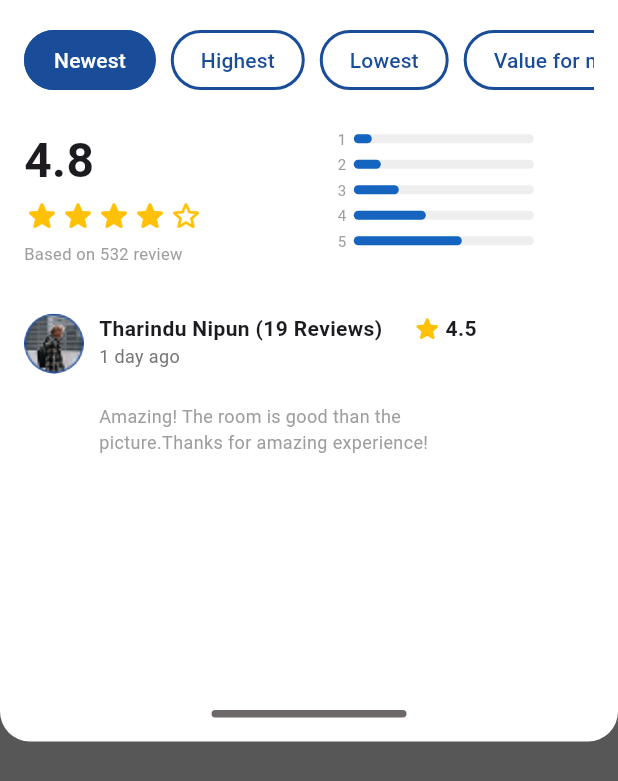
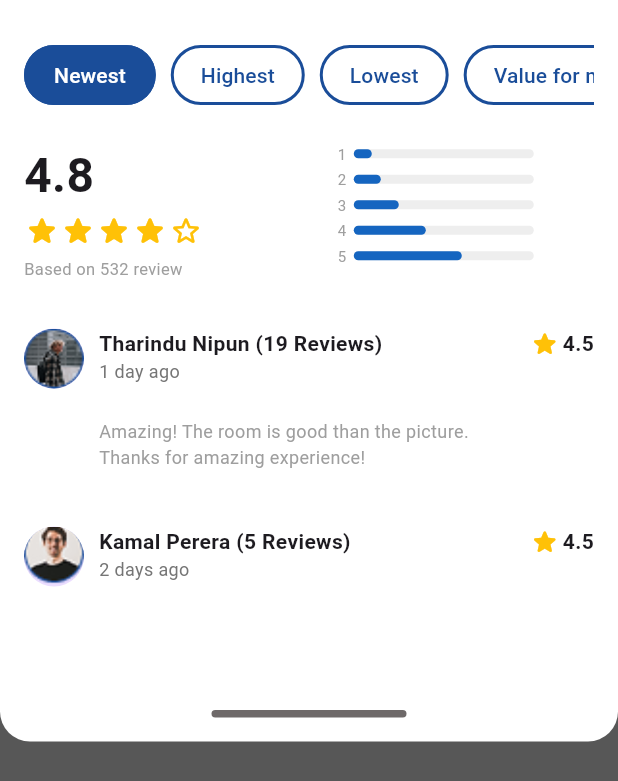
Before and after one commit to MalithKeerthisinghe/hostel-management-mirissa, a Flutter app: the screen it shows after launch, after a tap on "Rating Sheet (Top)", on a phone screen of 412 x 824 dp. Shown: the top 781 px of the screen. Run offline on Flutter 3.47's test engine with Material 3 defaults, Android fonts, the light colour scheme and no system bars; our stand-ins replace flutter_animate, google_fonts, shared_preferences.

Commit message:
issues fixed in rating sheet

```diff
--- a/hostel_management/lib/Widgets/RatingSheet/ratingSheet.dart
+++ b/hostel_management/lib/Widgets/RatingSheet/ratingSheet.dart
@@ -10,8 +10,8 @@ class RatingSheetTop extends StatefulWidget {
         pageBuilder:
             (context, animation, secondaryAnimation) => const RatingSheetTop(),
         transitionsBuilder: (context, animation, secondaryAnimation, child) {
-          const begin = Offset(0.0, -1.0); // Start from the top
-          const end = Offset.zero; // End at the original position
+          const begin = Offset(0.0, -1.0);
+          const end = Offset.zero;
           const curve = Curves.ease;
 
           var tween = Tween(
@@ -29,67 +29,175 @@ class RatingSheetTop extends StatefulWidget {
   }
 
   @override
-  // ignore: library_private_types_in_public_api
-  _RatingSheetTopState createState() => _RatingSheetTopState();
+  State<RatingSheetTop> createState() => _RatingSheetTopState();
+}
+
+/// ---------------- Review Model ----------------
+class Review {
+  final String userName;
+  final String avatarPath;
+  final String date;
+  final String text;
+  final double rating;
+  final int reviewCount;
+
+  Review({
+    required this.userName,
+    required this.avatarPath,
+    required this.date,
+    required this.text,
+    required this.rating,
+    required this.reviewCount,
+  });
 }
 
 class _RatingSheetTopState extends State<RatingSheetTop> {
-  // We'll manage the selected filter here
+  // fraction of screen height the sheet currently uses (0.0 .. 1.0)
+  double _sheetHeightFraction = 0.6; // start at 60%
+  final double _minFraction = 0.4;
+  final double _snapToFullThreshold = 0.85;
+
+  // used to track a drag
+  double _dragStartGlobalY = 0.0;
+  double _dragStartFraction = 0.6;
+
   String _selectedFilter = 'Newest';
+  final ScrollController _scrollController = ScrollController();
+
+  // Sample reviews
+  final List<Review> _reviews = [
+    Review(
+      userName: "Tharindu Nipun",
+      avatarPath: "assets/Profile1.png",
+      date: "1 day ago",
+      text:
+          "Amazing! The room is good than the picture. Thanks for amazing experience!",
+      rating: 4.5,
+      reviewCount: 19,
+    ),
+    Review(
+      userName: "Kamal Perera",
+      avatarPath: "assets/Profile3.png",
+      date: "2 days ago",
+      text:
+          "Amazing! The room is good than the picture. Thanks for amazing experience!",
+      rating: 4.5,
+      reviewCount: 5,
+    ),
+    Review(
+      userName: "Nidarshna",
+      avatarPath: "assets/Profile4.png",
+      date: "4 days ago",
+      text:
+          "Amazing! The room is good than the picture. Thanks for amazing experience!",
+      rating: 3.5,
+      reviewCount: 29,
+    ),
+    Review(
+      userName: "Devindi Perera",
+      avatarPath: "assets/Profile5.png",
+      date: "6 days ago",
+      text:
+          "Amazing! The room is good than the picture. Thanks for amazing experience!",
+      rating: 4.5,
+      reviewCount: 5,
+    ),
+  ];
+
+  bool get _isExpanded => _sheetHeightFraction >= 1.0 - 0.0001;
+
+  @override
+  void dispose() {
+    _scrollController.dispose();
+    super.dispose();
+  }
+
+  void _onHandleDragStart(DragStartDetails details) {
+    _dragStartGlobalY = details.globalPosition.dy;
+    _dragStartFraction = _sheetHeightFraction;
+  }
+
+  void _onHandleDragUpdate(DragUpdateDetails details, double screenHeight) {
+    final double currentGlobalY = details.globalPosition.dy;
+    final double delta = currentGlobalY - _dragStartGlobalY; // + if moving down
+    final double newFraction = (_dragStartFraction + delta / screenHeight)
+        .clamp(_minFraction, 1.0);
+    setState(() {
+      _sheetHeightFraction = newFraction;
+    });
+  }
+
+  void _onHandleDragEnd(DragEndDetails details) {
+    final v = details.primaryVelocity ?? 0.0;
+
+    // Fast swipe up: dismiss immediately
+    if (v < -700) {
+      Navigator.of(context).pop();
+      return;
+    }
+
+    // Fast swipe down: go full
+    if (v > 700) {
+      setState(() => _sheetHeightFraction = 1.0);
+      return;
+    }
+
+    // Otherwise snap by position
+    if (_sheetHeightFraction >= _snapToFullThreshold) {
+      setState(() => _sheetHeightFraction = 1.0);
+    } else {
+      setState(() => _sheetHeightFraction = 0.6);
+    }
+  }
 
   @override
   Widget build(BuildContext context) {
+    final screenHeight = MediaQuery.of(context).size.height;
+
     return Scaffold(
-      backgroundColor: Colors.black54, // Semi-transparent background
+      backgroundColor: Colors.black54,
       body: GestureDetector(
-        // Allow tapping outside to dismiss
-        onTap: () {
-          Navigator.of(context).pop();
-        },
-        child: Column(
+        behavior: HitTestBehavior.opaque,
+        onTap: () => Navigator.of(context).pop(),
+        child: Stack(
           children: [
-            // Use a GestureDetector here to prevent dismissal when interacting with the sheet itself
-            GestureDetector(
-              onTap: () {
-                // Do nothing, just to stop the parent GestureDetector from firing
-              },
-              child: Container(
-                // The height is now dynamic, covering the content below the safe area
-                // Let's make it a fixed height for the example to match the image,
-                // but usually, you'd use a flexible approach with ListView.
-                height:
-                    MediaQuery.of(context).size.height *
-                    0.6, // Adjusted height to fit content
-                decoration: const BoxDecoration(
+            Align(
+              alignment: Alignment.topCenter,
+              child: AnimatedContainer(
+                duration: const Duration(milliseconds: 180),
+                curve: Curves.easeOut,
+                height: screenHeight * _sheetHeightFraction,
+                decoration: BoxDecoration(
                   color: Colors.white,
-                  borderRadius: BorderRadius.only(
+                  borderRadius:
+                      _isExpanded
+                          ? null
+                          : const BorderRadius.only(
                             bottomLeft: Radius.circular(20),
                             bottomRight: Radius.circular(20),
                           ),
                 ),
-                child: SafeArea(
                 child: Column(
                   children: [
-                      // Handle (the small gray bar at the bottom of the container)
                     Expanded(
-                        child: SingleChildScrollView(
-                          // Use SingleChildScrollView for scrollable content
+                      child: Padding(
                         padding: const EdgeInsets.all(16.0),
                         child: Column(
                           crossAxisAlignment: CrossAxisAlignment.start,
                           children: [
-                              // Toggle Buttons
+                            const SizedBox(height: 10),
+
+                            if (_isExpanded) ...[
+                              _buildHeader(),
+                              const SizedBox(height: 16),
+                            ],
+
                             _buildFilterButtons(),
                             const SizedBox(height: 20),
-
-                              // Rating Summary and Breakdown
                             Row(
                               crossAxisAlignment: CrossAxisAlignment.start,
                               children: [
-                                  Expanded(
-                                    flex: 2,
-                                    child: _buildRatingSummary(),
-                                  ),
+                                Expanded(flex: 2, child: _buildRatingSummary()),
                                 const SizedBox(width: 20),
                                 Expanded(
                                   flex: 3,
@@ -99,18 +207,35 @@ class _RatingSheetTopState extends State<RatingSheetTop> {
                             ),
                             const SizedBox(height: 20),
 
-                              // Individual Review
-                              _buildReviewCard(),
-                              const SizedBox(
-                                height: 20,
-                              ), // Add spacing for more reviews if needed
+                            /// 🔥 Reviews section scrollable
+                            Expanded(
+                              child: ListView.builder(
+                                controller: _scrollController,
+                                physics: const BouncingScrollPhysics(),
+                                itemCount: _reviews.length,
+                                itemBuilder: (context, index) {
+                                  return _buildReviewCard(_reviews[index]);
+                                },
+                              ),
+                            ),
+                            const SizedBox(height: 40),
                           ],
                         ),
                       ),
                     ),
-                      _buildHandle(),
+
+                    // Handle at bottom
+                    if (!_isExpanded)
+                      GestureDetector(
+                        behavior: HitTestBehavior.translucent,
+                        onVerticalDragStart: _onHandleDragStart,
+                        onVerticalDragUpdate:
+                            (details) =>
+                                _onHandleDragUpdate(details, screenHeight),
+                        onVerticalDragEnd: _onHandleDragEnd,
+                        child: _buildHandle(),
+                      ),
                   ],
-                  ),
                 ),
               ),
             ),
@@ -119,6 +244,8 @@ class _RatingSheetTopState extends State<RatingSheetTop> {
       ),
     );
   }
+
+  // ---------------- UI pieces ----------------
 
   Widget _buildFilterButtons() {
     return SingleChildScrollView(
@@ -156,11 +283,11 @@ class _RatingSheetTopState extends State<RatingSheetTop> {
         });
       },
       style: ElevatedButton.styleFrom(
-        backgroundColor: isSelected ? Color(0xFF1A4D99) : Colors.white,
-        foregroundColor: isSelected ? Colors.white : Color(0xFF1A4D99),
+        backgroundColor: isSelected ? const Color(0xFF1A4D99) : Colors.white,
+        foregroundColor: isSelected ? Colors.white : const Color(0xFF1A4D99),
         shape: RoundedRectangleBorder(
           borderRadius: BorderRadius.circular(30),
-          side: BorderSide(color: Color(0xFF1A4D99), width: 2),
+          side: const BorderSide(color: Color(0xFF1A4D99), width: 2),
         ),
         elevation: 0,
         padding: const EdgeInsets.symmetric(horizontal: 20, vertical: 10),
@@ -171,16 +298,15 @@ class _RatingSheetTopState extends State<RatingSheetTop> {
 
   Widget _buildRatingSummary() {
     return Column(
-      crossAxisAlignment: CrossAxisAlignment.start, // left-align everything
+      crossAxisAlignment: CrossAxisAlignment.start,
       children: [
         const Text(
           "4.8",
           style: TextStyle(fontSize: 32, fontWeight: FontWeight.bold),
         ),
         const SizedBox(height: 2),
-        // Align stars exactly to the left of 4.8
         Row(
-          mainAxisSize: MainAxisSize.min, // only take needed width
+          mainAxisSize: MainAxisSize.min,
           children: List.generate(5, (index) {
             return Icon(
               index < 4 ? Icons.star_rounded : Icons.star_border_rounded,
@@ -200,7 +326,6 @@ class _RatingSheetTopState extends State<RatingSheetTop> {
 
   Widget _buildRatingBreakdown() {
     final Map<int, double> ratings = {1: 0.1, 2: 0.15, 3: 0.25, 4: 0.4, 5: 0.6};
-
     return Padding(
       padding: const EdgeInsets.only(left: 45.0),
       child: Column(
@@ -216,7 +341,7 @@ class _RatingSheetTopState extends State<RatingSheetTop> {
                 ),
                 const SizedBox(width: 5),
                 SizedBox(
-                  width: 120, // <- Set your desired length here
+                  width: 120,
                   child: LinearProgressIndicator(
                     value: ratings[star],
                     backgroundColor: Colors.grey[200],
@@ -235,8 +360,9 @@ class _RatingSheetTopState extends State<RatingSheetTop> {
     );
   }
 
-  Widget _buildReviewCard() {
+  Widget _buildReviewCard(Review review) {
     return Container(
+      margin: const EdgeInsets.only(bottom: 16.0),
       padding: const EdgeInsets.only(top: 12.0),
       child: Column(
         crossAxisAlignment: CrossAxisAlignment.start,
@@ -244,11 +370,9 @@ class _RatingSheetTopState extends State<RatingSheetTop> {
           Row(
             crossAxisAlignment: CrossAxisAlignment.start,
             children: [
-              const CircleAvatar(
+              CircleAvatar(
                 radius: 20,
-                backgroundImage: AssetImage(
-                  'assets/Profile1.png', // Path to your asset image
-                ),
+                backgroundImage: AssetImage(review.avatarPath),
               ),
               const SizedBox(width: 10),
               Expanded(
@@ -257,32 +381,38 @@ class _RatingSheetTopState extends State<RatingSheetTop> {
                   children: [
                     Row(
                       children: [
-                        Flexible(
+                        Expanded(
                           child: Text(
-                            "Tharindu Nipun (19 Reviews)",
+                            "${review.userName} (${review.reviewCount} Reviews)",
                             style: const TextStyle(
-                              fontWeight: FontWeight.bold,
+                              fontWeight: FontWeight.w600,
                               fontSize: 14,
                             ),
-                            overflow: TextOverflow.ellipsis,
+                            softWrap: true, // Allow text to wrap
+                            maxLines: 2, // Optional: Limit to 2 lines
                           ),
                         ),
-
-                        const SizedBox(width: 20),
+                        const SizedBox(width: 10),
+                        Row(
+                          children: [
                             const Icon(
                               Icons.star_rounded,
                               color: Colors.amber,
                               size: 20,
                             ),
                             const SizedBox(width: 2),
-                        const Text(
-                          "4.5",
-                          style: TextStyle(fontWeight: FontWeight.bold),
+                            Text(
+                              review.rating.toString(),
+                              style: const TextStyle(
+                                fontWeight: FontWeight.bold,
+                              ),
+                            ),
+                          ],
                         ),
                       ],
                     ),
                     Text(
-                      "1 day ago",
+                      review.date,
                       style: TextStyle(fontSize: 12, color: Colors.grey[600]),
                     ),
                   ],
@@ -297,8 +427,8 @@ class _RatingSheetTopState extends State<RatingSheetTop> {
               vertical: 10.0,
             ),
             child: Text(
-              "Amazing! The room is good than the picture.Thanks for amazing experience!",
-              style: TextStyle(fontSize: 12, color: Colors.grey),
+              review.text,
+              style: const TextStyle(fontSize: 12, color: Colors.grey),
             ),
           ),
         ],
@@ -312,9 +442,30 @@ class _RatingSheetTopState extends State<RatingSheetTop> {
       height: 5,
       margin: const EdgeInsets.only(top: 8, bottom: 16),
       decoration: BoxDecoration(
-        color: Color(0xFF6E6969),
+        color: const Color(0xFF6E6969),
         borderRadius: BorderRadius.circular(10),
       ),
     );
   }
+
+  Widget _buildHeader() {
+    return Row(
+      mainAxisAlignment: MainAxisAlignment.center,
+      children: [
+        const CircleAvatar(
+          radius: 22,
+          backgroundImage: AssetImage('assets/Profile2.png'),
+        ),
+        const SizedBox(width: 12),
+        const Text(
+          "Hostel First Mirissa",
+          style: TextStyle(
+            fontSize: 20,
+            fontWeight: FontWeight.w600,
+            color: Colors.black,
+          ),
+        ),
+      ],
+    );
   }
+}
```
Also changed, not shown: hostel_management/assets/Profile2.png (added), hostel_management/assets/Profile3.png (added), hostel_management/assets/Profile4.png (added), hostel_management/assets/Profile5.png (added). Lines whose indentation alone changed are shown as unchanged.
